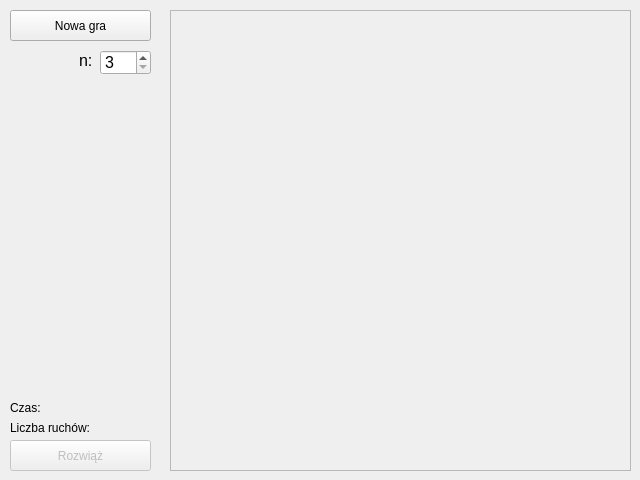
Old version of the form mainwindow.ui in the repository kaarkadiusz/SlidingPuzzle.
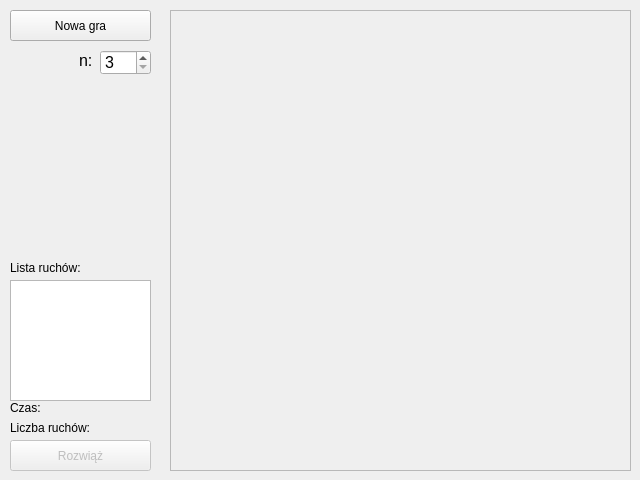
New version of the form.

Commit message: Dodano listę ruchów

Diff of the .ui file:
```diff
--- a/mainwindow.ui
+++ b/mainwindow.ui
@@ -174,6 +174,46 @@
      <string/>
     </property>
    </widget>
+   <widget class="QListWidget" name="moveHistoryList">
+    <property name="geometry">
+     <rect>
+      <x>10</x>
+      <y>280</y>
+      <width>141</width>
+      <height>121</height>
+     </rect>
+    </property>
+    <property name="font">
+     <font>
+      <pointsize>11</pointsize>
+     </font>
+    </property>
+    <property name="autoScrollMargin">
+     <number>0</number>
+    </property>
+    <property name="selectionMode">
+     <enum>QAbstractItemView::NoSelection</enum>
+    </property>
+    <property name="uniformItemSizes">
+     <bool>true</bool>
+    </property>
+    <property name="itemAlignment">
+     <set>Qt::AlignCenter</set>
+    </property>
+   </widget>
+   <widget class="QLabel" name="label_4">
+    <property name="geometry">
+     <rect>
+      <x>10</x>
+      <y>260</y>
+      <width>141</width>
+      <height>16</height>
+     </rect>
+    </property>
+    <property name="text">
+     <string>Lista ruchów:</string>
+    </property>
+   </widget>
   </widget>
  </widget>
  <resources/>
```
The commit also changes 8 other files.
